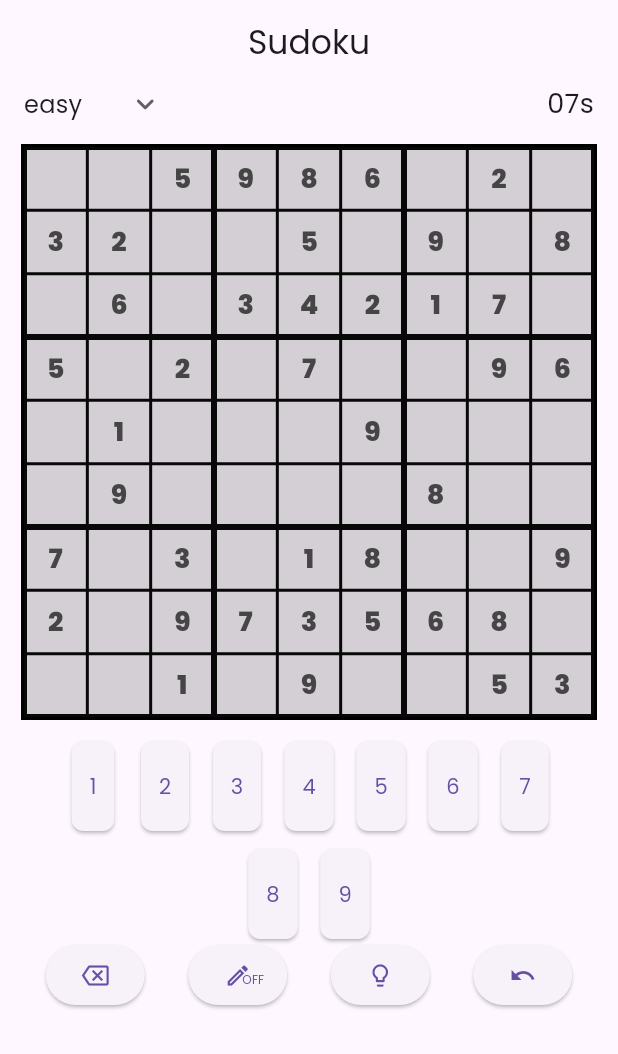
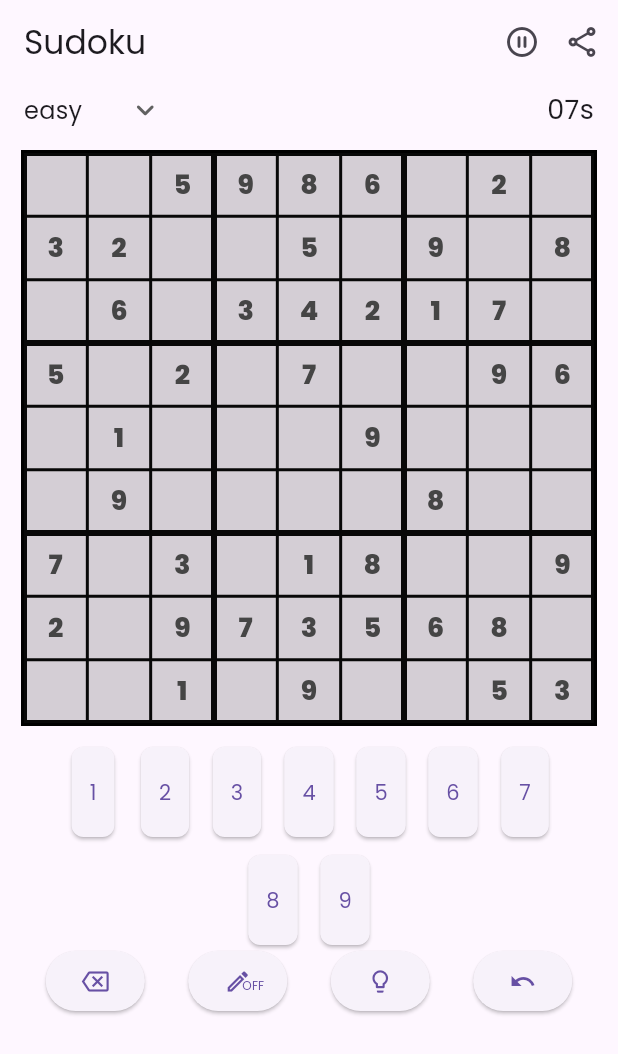
Before and after one commit to Ayush783/sudoku, a Flutter app: the screen it shows after launch, on a phone screen of 412 x 824 dp. Shown: the top 1054 px of the screen. Run offline on Flutter 3.47's test engine with Material 3 defaults, Android fonts, the phone set to English and light mode, and no system bars; our stand-ins replace firebase_core, google_mobile_ads; accounts and stored records are empty.

Commit message:
added app bar and placed actions

```diff
--- a/lib/sudoku/view/screens/sudoku_app.dart
+++ b/lib/sudoku/view/screens/sudoku_app.dart
@@ -3,6 +3,8 @@ import 'package:provider/provider.dart';
 import 'package:sudoku/sudoku/view/controller/sudoku_controller.dart';
 import 'package:sudoku/sudoku/data/model/sudoku_model.dart';
 import 'package:sudoku/sudoku/view/screens/app_theme.dart';
+
+import 'package:sudoku/sudoku/view/widgets/sudoku_app_bar.dart';
 import 'package:sudoku/sudoku/view/widgets/sudoku_board.dart';
 
 class SudokuApp extends StatefulWidget {
@@ -16,16 +18,13 @@ class _SudokuAppState extends State<SudokuApp> {
   SudokuBoardModel? model;
   @override
   Widget build(BuildContext context) {
-    return MaterialApp(
-      theme: AppTheme.lightTheme,
-      home: Scaffold(
-        appBar: AppBar(
-          title: const Text('Sudoku'),
-          centerTitle: true,
-        ),
-        body: ChangeNotifierProvider(
-          create: (context) => SudokuController()..generateSudoku(),
-          child: const SudokuBoard(),
+    return ChangeNotifierProvider(
+      create: (context) => SudokuController()..generateSudoku(),
+      child: MaterialApp(
+        theme: AppTheme.lightTheme,
+        home: const Scaffold(
+          appBar: SudokuAppBar(),
+          body: SudokuBoard(),
         ),
       ),
     );
--- a/lib/sudoku/view/widgets/pause_button.dart
+++ b/lib/sudoku/view/widgets/pause_button.dart
@@ -29,7 +29,7 @@ class PauseButton extends StatelessWidget {
         }
       },
       padding: const EdgeInsets.all(4),
-      icon: const Icon(Icons.pause),
+      icon: const Icon(Icons.pause_circle_outline_rounded),
       style: IconButton.styleFrom(
         minimumSize: Size.zero,
         tapTargetSize: MaterialTapTargetSize.shrinkWrap,
--- /dev/null
+++ b/lib/sudoku/view/widgets/share_button.dart
@@ -0,0 +1,55 @@
+import 'dart:convert';
+import 'dart:developer';
+
+import 'package:flutter/material.dart';
+import 'package:provider/provider.dart';
+import 'package:sudoku/sudoku/view/controller/sudoku_controller.dart';
+
+class ShareButton extends StatelessWidget {
+  const ShareButton({
+    super.key,
+  });
+
+  @override
+  Widget build(BuildContext context) {
+    return IconButton(
+        onPressed: () {
+          final board = context.read<SudokuController>().board;
+          final boardAsString = board!.cellMatrix
+              .map(
+                (e) => e.map(
+                  (e) => e.value,
+                ),
+              )
+              .map(
+                (element) => element.join(''),
+              )
+              .join('');
+          final code = utf8.encode(boardAsString);
+          log(base64Url.encode(code));
+        },
+        icon: const Icon(Icons.share_outlined));
+  }
+}
+
+// [5, 3, 0, 4, 1, 0, 6, 7, 9]
+// [0, 0, 0, 0, 0, 7, 0, 5, 0]
+// [7, 0, 9, 3, 0, 0, 4, 0, 1]
+// [0, 9, 0, 0, 0, 6, 0, 3, 0]
+// [6, 8, 0, 1, 5, 0, 9, 4, 0]
+// [3, 0, 0, 0, 0, 4, 0, 6, 7]
+// [0, 0, 0, 0, 0, 0, 0, 0, 4]
+// [1, 2, 3, 0, 4, 0, 5, 8, 6]
+// [9, 0, 4, 5, 6, 8, 0, 0, 3]
+
+// 530410679
+// 000007050
+// 709300401
+// 090006030
+// 680150940
+// 300004067
+// 000000004
+// 123040586
+// 904568003
+
+// 530410679000007050709300401090006030680150940300004067000000004123040586904568003
--- /dev/null
+++ b/lib/sudoku/view/widgets/sudoku_app_bar.dart
@@ -0,0 +1,25 @@
+import 'package:flutter/material.dart';
+import 'package:provider/provider.dart';
+import 'package:sudoku/sudoku/view/controller/sudoku_controller.dart';
+import 'package:sudoku/sudoku/view/widgets/pause_button.dart';
+import 'package:sudoku/sudoku/view/widgets/share_button.dart';
+
+class SudokuAppBar extends StatelessWidget implements PreferredSizeWidget {
+  const SudokuAppBar({
+    super.key,
+  });
+
+  @override
+  Widget build(BuildContext context) {
+    final isBoardCompleted = context
+        .select<SudokuController, bool>((value) => value.isBoardCompleted);
+    return AppBar(
+      title: const Text('Sudoku'),
+      centerTitle: false,
+      actions: isBoardCompleted ? [] : const [PauseButton(), ShareButton()],
+    );
+  }
+
+  @override
+  Size get preferredSize => const Size(double.infinity, 60);
+}
```
